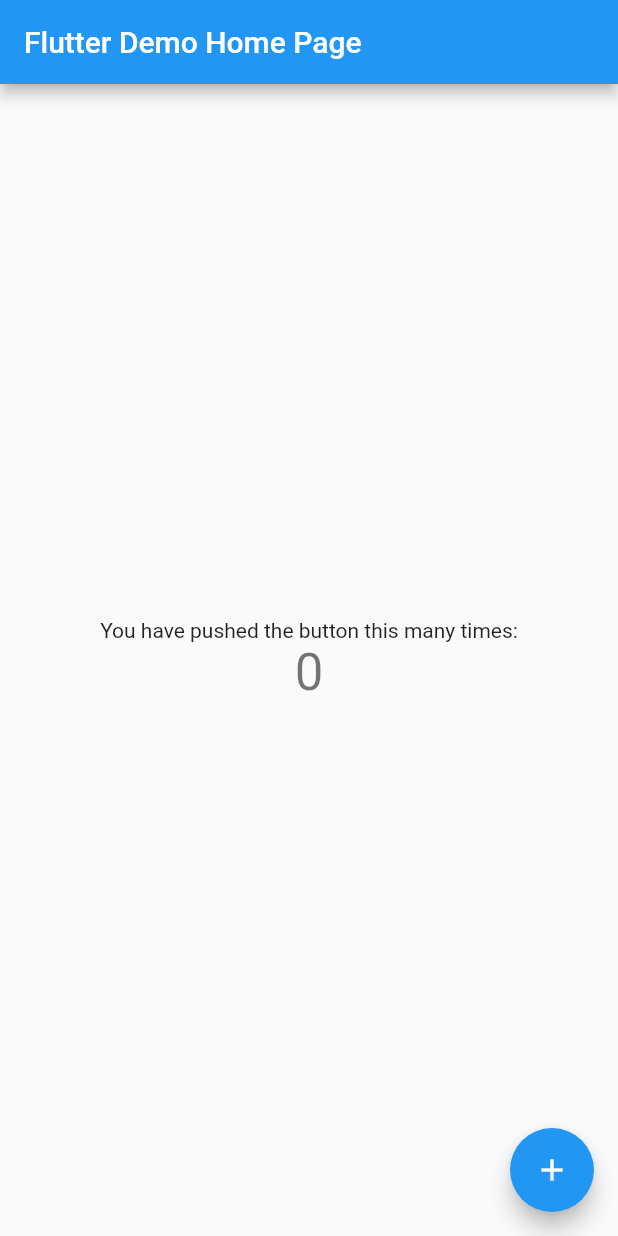
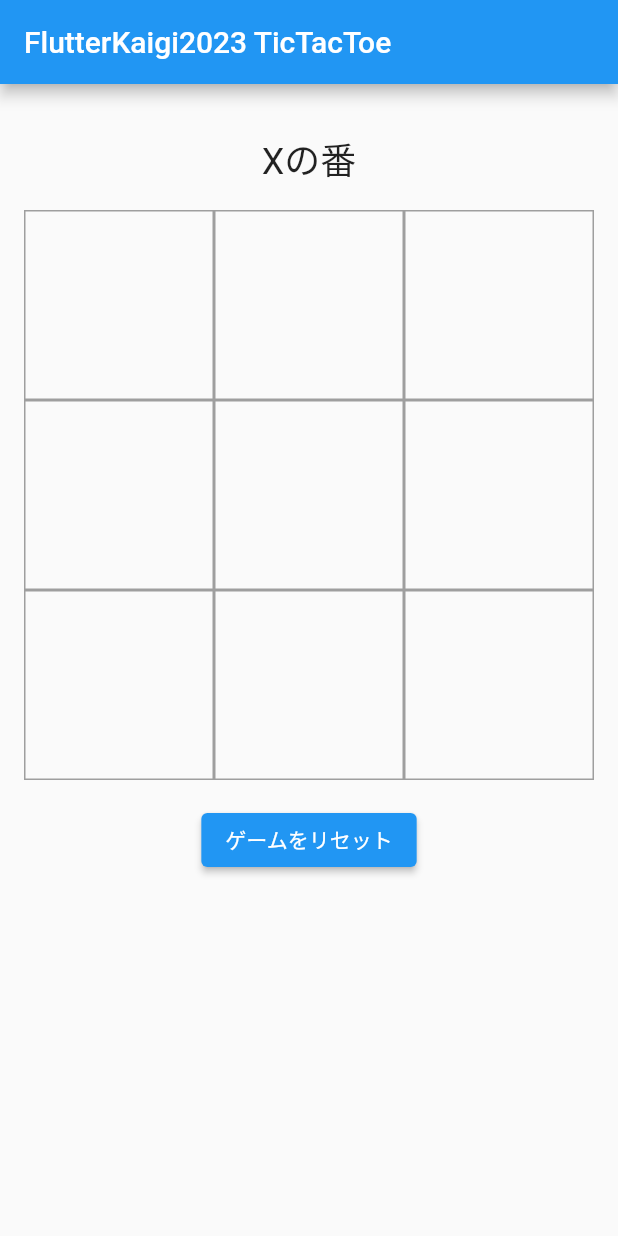
Before and after one commit to FlutterKaigi/tic_tac_toe_handson, a Flutter app: the screen it shows after launch, on a phone screen of 412 x 824 dp. Run offline on Flutter 3.47's test engine with Material 2 defaults, Android fonts, the phone set to English and light mode, and no system bars; our stand-ins replace flutter_riverpod.

Commit message:
feature: 第4章の初期実装

```diff
--- a/lib/main.dart
+++ b/lib/main.dart
@@ -1,115 +1,31 @@
 import 'package:flutter/material.dart';
+import 'package:flutter_riverpod/flutter_riverpod.dart';
+import 'package:tic_tac_toe_handson/view/board.dart';
 
 void main() {
-  runApp(const MyApp());
+  runApp(
+    const ProviderScope(
+      child: MyApp(),
+    ),
+  );
 }
 
 class MyApp extends StatelessWidget {
   const MyApp({Key? key}) : super(key: key);
 
-  // This widget is the root of your application.
   @override
   Widget build(BuildContext context) {
     return MaterialApp(
-      title: 'Flutter Demo',
+      title: 'FlutterKaigi2023 TicTacToe',
       theme: ThemeData(
-        // This is the theme of your application.
-        //
-        // Try running your application with "flutter run". You'll see the
-        // application has a blue toolbar. Then, without quitting the app, try
-        // changing the primarySwatch below to Colors.green and then invoke
-        // "hot reload" (press "r" in the console where you ran "flutter run",
-        // or simply save your changes to "hot reload" in a Flutter IDE).
-        // Notice that the counter didn't reset back to zero; the application
-        // is not restarted.
         primarySwatch: Colors.blue,
       ),
-      home: const MyHomePage(title: 'Flutter Demo Home Page'),
+      home: Scaffold(
+        appBar: AppBar(
+          title: const Text('FlutterKaigi2023 TicTacToe'),
+        ),
+        body: const Board(),
+      ),
     );
   }
 }
-
-class MyHomePage extends StatefulWidget {
-  const MyHomePage({Key? key, required this.title}) : super(key: key);
-
-  // This widget is the home page of your application. It is stateful, meaning
-  // that it has a State object (defined below) that contains fields that affect
-  // how it looks.
-
-  // This class is the configuration for the state. It holds the values (in this
-  // case the title) provided by the parent (in this case the App widget) and
-  // used by the build method of the State. Fields in a Widget subclass are
-  // always marked "final".
-
-  final String title;
-
-  @override
-  State<MyHomePage> createState() => _MyHomePageState();
-}
-
-class _MyHomePageState extends State<MyHomePage> {
-  int _counter = 0;
-
-  void _incrementCounter() {
-    setState(() {
-      // This call to setState tells the Flutter framework that something has
-      // changed in this State, which causes it to rerun the build method below
-      // so that the display can reflect the updated values. If we changed
-      // _counter without calling setState(), then the build method would not be
-      // called again, and so nothing would appear to happen.
-      _counter++;
-    });
-  }
-
-  @override
-  Widget build(BuildContext context) {
-    // This method is rerun every time setState is called, for instance as done
-    // by the _incrementCounter method above.
-    //
-    // The Flutter framework has been optimized to make rerunning build methods
-    // fast, so that you can just rebuild anything that needs updating rather
-    // than having to individually change instances of widgets.
-    return Scaffold(
-      appBar: AppBar(
-        // Here we take the value from the MyHomePage object that was created by
-        // the App.build method, and use it to set our appbar title.
-        title: Text(widget.title),
-      ),
-      body: Center(
-        // Center is a layout widget. It takes a single child and positions it
-        // in the middle of the parent.
-        child: Column(
-          // Column is also a layout widget. It takes a list of children and
-          // arranges them vertically. By default, it sizes itself to fit its
-          // children horizontally, and tries to be as tall as its parent.
-          //
-          // Invoke "debug painting" (press "p" in the console, choose the
-          // "Toggle Debug Paint" action from the Flutter Inspector in Android
-          // Studio, or the "Toggle Debug Paint" command in Visual Studio Code)
-          // to see the wireframe for each widget.
-          //
-          // Column has various properties to control how it sizes itself and
-          // how it positions its children. Here we use mainAxisAlignment to
-          // center the children vertically; the main axis here is the vertical
-          // axis because Columns are vertical (the cross axis would be
-          // horizontal).
-          mainAxisAlignment: MainAxisAlignment.center,
-          children: <Widget>[
-            const Text(
-              'You have pushed the button this many times:',
-            ),
-            Text(
-              '$_counter',
-              style: Theme.of(context).textTheme.headline4,
-            ),
-          ],
-        ),
-      ),
-      floatingActionButton: FloatingActionButton(
-        onPressed: _incrementCounter,
-        tooltip: 'Increment',
-        child: const Icon(Icons.add),
-      ), // This trailing comma makes auto-formatting nicer for build methods.
-    );
-  }
-}
--- /dev/null
+++ b/lib/model/tic_tac_toe.dart
@@ -0,0 +1,51 @@
+class TicTacToe {
+  final List<List<String>> board;
+  final String currentPlayer;
+
+  factory TicTacToe.start() {
+    return TicTacToe._([
+      ['', '', ''],
+      ['', '', ''],
+      ['', '', ''],
+    ], 'X');
+  }
+
+  TicTacToe._(this.board, this.currentPlayer);
+
+  TicTacToe placeMark(int row, int col) {
+    if (board[row][col] == '') {
+      final newBoard = board.map<List<String>>((row) => List.from(row)).toList();
+      newBoard[row][col] = currentPlayer;
+      String nextPlayer = currentPlayer == 'X' ? 'O' : 'X';
+
+      return TicTacToe._(newBoard, nextPlayer);
+    }
+    return this;
+  }
+
+  String getWinner() {
+    for (int i = 0; i < 3; i++) {
+      if (board[i][0] == board[i][1] && board[i][1] == board[i][2] && board[i][0] != '') {
+        return board[i][0];
+      }
+      if (board[0][i] == board[1][i] && board[1][i] == board[2][i] && board[0][i] != '') {
+        return board[0][i];
+      }
+    }
+    if (board[0][0] == board[1][1] && board[1][1] == board[2][2] && board[0][0] != '') {
+      return board[0][0];
+    }
+    if (board[0][2] == board[1][1] && board[1][1] == board[2][0] && board[0][2] != '') {
+      return board[0][2];
+    }
+    return '';
+  }
+
+  bool isDraw() {
+    return getWinner() == '' && board.every((row) => row.every((cell) => cell != ''));
+  }
+
+  TicTacToe resetBoard() {
+    return TicTacToe.start();
+  }
+}
--- /dev/null
+++ b/lib/provider/tic_tac_toe_provider.dart
@@ -0,0 +1,18 @@
+import 'package:flutter_riverpod/flutter_riverpod.dart';
+import 'package:tic_tac_toe_handson/model/tic_tac_toe.dart';
+
+final ticTacToeProvider = StateNotifierProvider<TicTacToeProvider, TicTacToe>((ref) {
+  return TicTacToeProvider();
+});
+
+class TicTacToeProvider extends StateNotifier<TicTacToe> {
+  TicTacToeProvider() : super(TicTacToe.start());
+
+  placeMark(int row, int col) {
+    state = state.placeMark(row, col);
+  }
+
+  resetBoard() {
+    state = state.resetBoard();
+  }
+}
--- /dev/null
+++ b/lib/view/board.dart
@@ -0,0 +1,82 @@
+import 'package:flutter/material.dart';
+import 'package:flutter_riverpod/flutter_riverpod.dart';
+import 'package:tic_tac_toe_handson/model/tic_tac_toe.dart';
+import 'package:tic_tac_toe_handson/provider/tic_tac_toe_provider.dart';
+
+class Board extends ConsumerWidget {
+  const Board({Key? key}) : super(key: key);
+
+  @override
+  Widget build(BuildContext context, WidgetRef ref) {
+    final ticTacToe = ref.watch(ticTacToeProvider);
+
+    return Padding(
+      padding: const EdgeInsets.all(16),
+      child: Column(
+        children: [
+          Padding(
+            padding: const EdgeInsets.all(16),
+            child: Text(
+              _statusMessage(ticTacToe),
+              style: const TextStyle(fontSize: 24),
+            ),
+          ),
+          GridView.builder(
+            shrinkWrap: true,
+            gridDelegate: const SliverGridDelegateWithFixedCrossAxisCount(
+              crossAxisCount: 3,
+            ),
+            itemCount: 9,
+            itemBuilder: (context, index) {
+              final row = index ~/ 3;
+              final col = index % 3;
+              final mark = ticTacToe.board[row][col];
+
+              return GestureDetector(
+                onTap: () {
+                  final winner = ticTacToe.getWinner();
+                  if (mark == '' && winner == '') {
+                    ref.read(ticTacToeProvider.notifier).placeMark(row, col);
+                  }
+                },
+                child: Container(
+                  decoration: BoxDecoration(
+                    border: Border.all(color: Colors.grey),
+                  ),
+                  child: Center(
+                    child: Text(
+                      mark,
+                      style: const TextStyle(fontSize: 32),
+                    ),
+                  ),
+                ),
+              );
+            },
+          ),
+          Padding(
+            padding: const EdgeInsets.all(16),
+            child: ElevatedButton(
+              onPressed: () {
+                ref.read(ticTacToeProvider.notifier).resetBoard();
+              },
+              child: const Text('ゲームをリセット'),
+            ),
+          ),
+        ],
+      ),
+    );
+  }
+
+  String _statusMessage(TicTacToe ticTacToe) {
+    final winner = ticTacToe.getWinner();
+    final isDraw = ticTacToe.isDraw();
+
+    if (winner != '') {
+      return '$winnerの勝ち';
+    } else if (isDraw) {
+      return '引き分けです';
+    } else {
+      return '${ticTacToe.currentPlayer}の番';
+    }
+  }
+}
```
Also changed, not shown: pubspec.yaml (+3 -71 lines), pubspec.lock, 1 other file.
